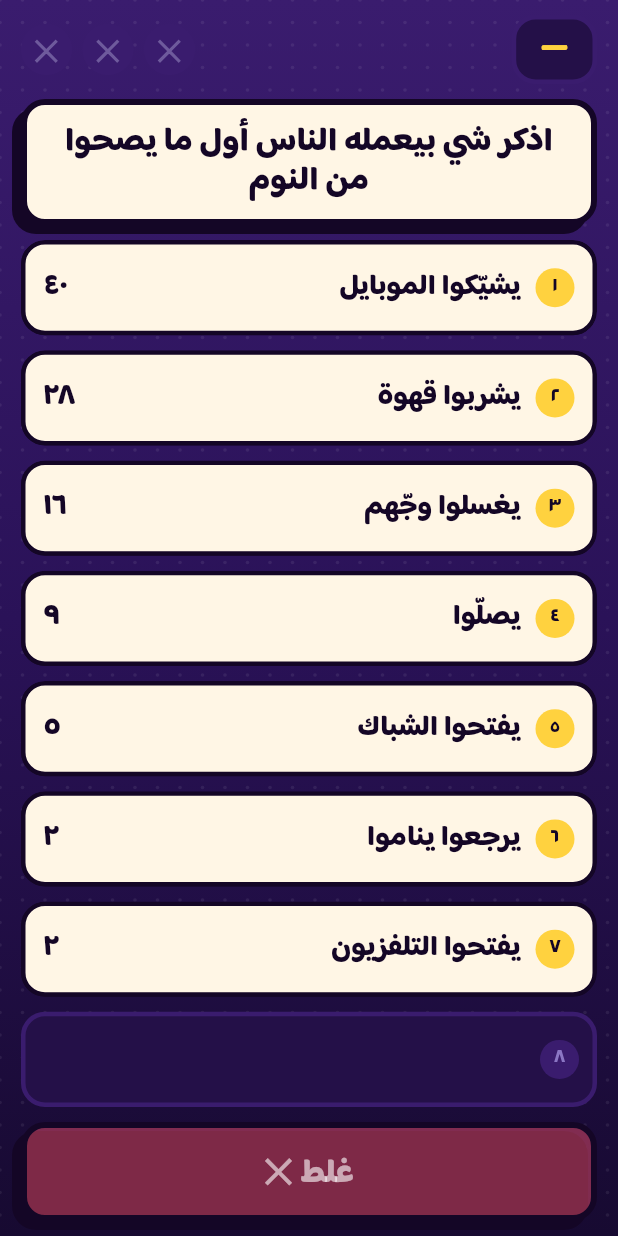
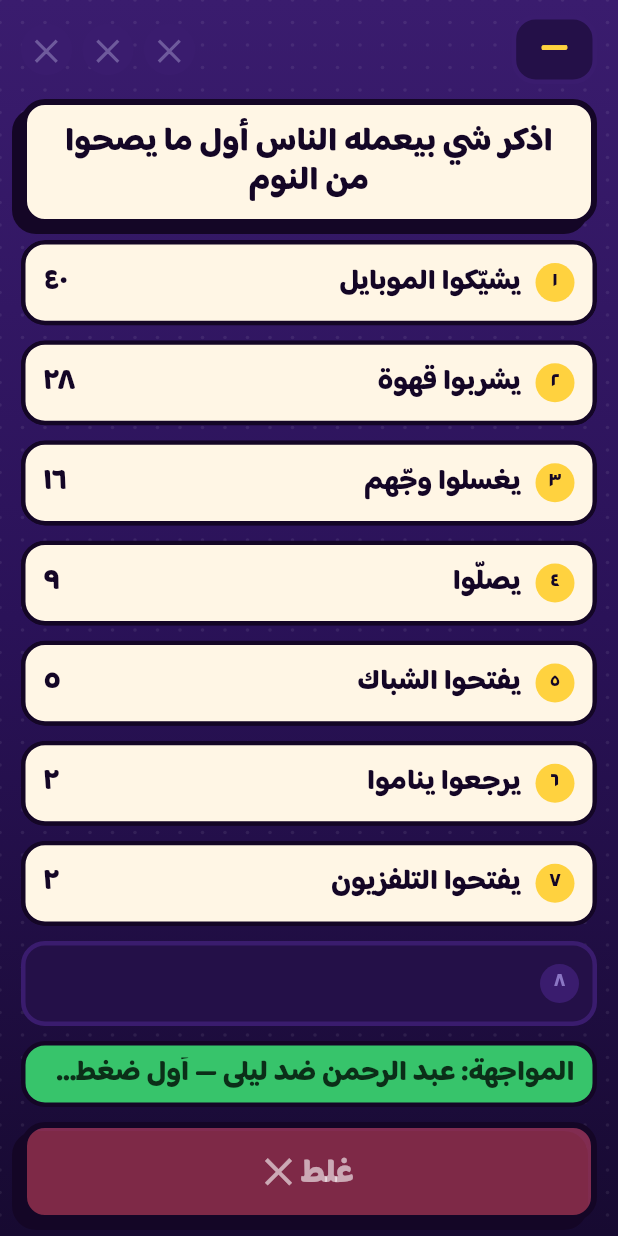
Before and after one commit to NKW2000/meen-al-atlasy-flutter, a Flutter app: the HostGameBoardScreen widget shown alone on an empty page, opened directly, on a phone screen of 412 x 824 dp. Run offline on Flutter 3.47's test engine with Material 3 defaults, Android fonts, the phone set to English and light mode, and no system bars; our stand-ins replace audioplayers, file_picker, shared_preferences; accounts and stored records are empty; statements that could not run were skipped.

Commit message:
feat(ui): host turn chip; strikes back to their own sound
- HostGameBoardScreen shows who is answering right now (seat, name,
  team) above the judge bar — "المواجهة: أ ضد ب" before any buzz, the
  buzzer during the face-off, the opponent's podium player after a
  wrong first answer, the rotating player during play/steal. Same
  whoseTurn() rule now drives the players' turn block.
- The wrong buzzer no longer plays on every strike (it clashed with the
  ✕ stings); strikes play their numbered sound only.
- Version 0.7.2+28.

Co-Authored-By: Claude Opus 5 <noreply@anthropic.com>

```diff
--- a/lib/feedback/game_cues.dart
+++ b/lib/feedback/game_cues.dart
@@ -25,8 +25,7 @@ List<Cue> cuesFor(GameState? previous, GameState next) {
   }
   // نهاية الجولة بتكشف اللوح كله، فبنعلن الفوز مش كل خانة.
   if (award != null && award != previous.lastAward) return const [Cue.win];
-  // كل X: صوت الغلط (الطنيري) مع طنّة رقم الـ X — طلب المستخدم.
-  if (next.strikes > previous.strikes) return [Cue.wrong, strikeCue(next.strikes)];
+  if (next.strikes > previous.strikes) return [strikeCue(next.strikes)];
   // غلط بالمواجهة ما بياخد X، بس لازم ينسمع.
   if (next.wrongTicks > previous.wrongTicks) return const [Cue.wrong];
   if (_revealedCount(next) > _revealedCount(previous)) return const [Cue.reveal];
--- a/lib/ui/host/host_board_screen.dart
+++ b/lib/ui/host/host_board_screen.dart
@@ -14,6 +14,7 @@ import 'package:flutter/material.dart';
 import '../../game/models.dart';
 import '../arabic_numerals.dart';
 import '../components/answer_slot.dart';
+import '../components/seat_badge.dart';
 import '../components/stage.dart';
 import '../components/strikes.dart';
 import '../motion/show_motion.dart';
@@ -40,6 +41,18 @@ extension HostBoardState on GameState {
   bool boardFullyRevealed() => currentQuestion?.answers.every((a) => a.revealed) ?? true;
 
   String nextButtonLabel() => isLastRound ? 'إنهاء اللعبة' : 'الجولة الجاية';
+
+  /// اللاعب اللي عليه الدور هلق — لاعب الدور باللعب، اللي ضغط بالمواجهة،
+  /// أو لاعب المنصة تبع الخصم بالمواجهة التانية. `null` لما ما في حدا محدّد
+  /// (المواجهة قبل الضغطة، قرار العب/تمرير، بين الجولات).
+  Player? whoseTurn() {
+    final byId = player(turnPlayerId ?? buzzedPlayerId);
+    if (byId != null) return byId;
+    if (phase == RoundPhase.faceOffSecond && faceOffTeam != null) {
+      return podiumPlayer(faceOffTeam!);
+    }
+    return null;
+  }
 
   /// تبديل السؤال مسموح قبل ما تبلّش الجولة فعلياً — يعني بالمواجهة وبدون كشف.
   bool canChangeQuestion() =>
@@ -151,6 +164,9 @@ class HostGameBoardScreen extends StatelessWidget {
                     onCorrect: onCorrect,
                   ),
                 ),
+                const SizedBox(height: 10),
+                // مين عليه الدور هلق — المضيف بدّه يعرف على مين بيحكم.
+                HostTurnChip(state: state),
                 const SizedBox(height: 10),
                 judgeBar,
               ],
@@ -388,3 +404,59 @@ class FlatButton extends StatelessWidget {
     );
   }
 }
+
+/// بلوك الدور عند المضيف: رقم واسم اللاعب اللي عليه الدور وفريقه — أو
+/// «المواجهة: فلان ضد فلان» قبل ما يضغط حدا. نفس منطق بلوك اللاعب.
+class HostTurnChip extends StatelessWidget {
+  final GameState state;
+
+  const HostTurnChip({super.key, required this.state});
+
+  @override
+  Widget build(BuildContext context) {
+    final current = state.whoseTurn();
+    final team = current?.teamId ?? state.activeTeam;
+    final color = team?.color() ?? FeudColors.panelDark;
+    final ink = team == null ? FeudColors.textMuted : team.inkColor();
+
+    final String label;
+    if (current != null) {
+      label = 'دور ${current.name} — ${state.teams[current.teamId]?.name ?? ''}';
+    } else {
+      final a = state.podiumPlayer(TeamId.team1)?.name;
+      final b = state.podiumPlayer(TeamId.team2)?.name;
+      label = switch (state.phase) {
+        RoundPhase.faceOff when a != null && b != null => 'المواجهة: $a ضد $b — أول ضغطة بتجاوب',
+        RoundPhase.faceOff => 'المواجهة — أول ضغطة بتجاوب',
+        RoundPhase.playOrPass => '${state.teams[state.faceOffWinner]?.name ?? ''} عم يقرر: يلعب أو يمرّر',
+        RoundPhase.roundEnd => 'انتهت الجولة — اكشف الباقي',
+        _ => '—',
+      };
+    }
+
+    return Container(
+      padding: const EdgeInsets.symmetric(horizontal: 12, vertical: 8),
+      decoration: BoxDecoration(
+        color: color,
+        borderRadius: BorderRadius.circular(FeudShape.block),
+        border: Border.all(color: FeudColors.ink, width: 3),
+      ),
+      child: Row(
+        children: [
+          if (current != null) ...[
+            SeatBadge(seat: current.seat, dim: !current.connected, size: 28),
+            const SizedBox(width: 10),
+          ],
+          Expanded(
+            child: Text(
+              label,
+              maxLines: 1,
+              overflow: TextOverflow.ellipsis,
+              style: FeudText.titleMedium(context).copyWith(color: ink),
+            ),
+          ),
+        ],
+      ),
+    );
+  }
+}
--- a/pubspec.yaml
+++ b/pubspec.yaml
@@ -1,7 +1,7 @@
 name: meen_al_atlasy
 description: "A new Flutter project."
 publish_to: 'none'
-version: 0.7.1+27
+version: 0.7.2+28
 
 environment:
   sdk: ^3.13.3
```
Also changed, not shown: lib/ui/player/player_board.dart (+1 -13 lines), 3 other files.
